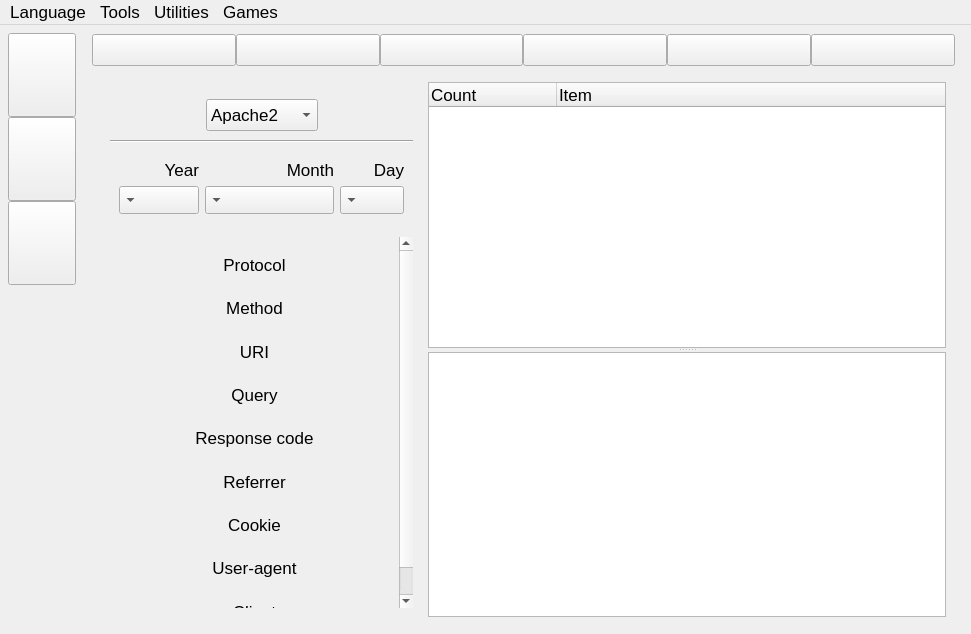
elB4RTO/LogDoctor, file logdoctor/mainwindow.ui: the form before one commit.
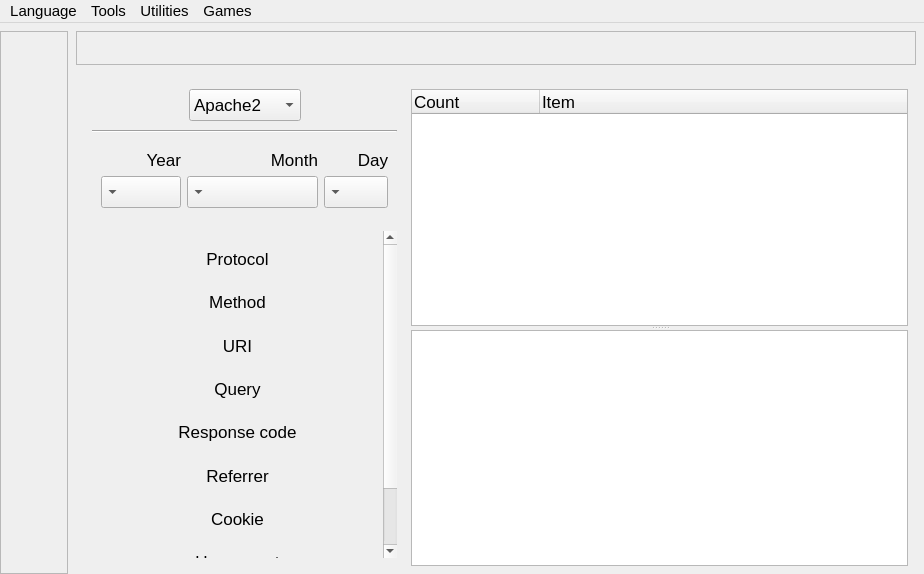
The form after the commit. The open tabs and pages were chosen to show the change. Icons and pictures are not drawn. Custom widgets are drawn as their Qt base class.

Patch:
```diff
--- a/logdoctor/mainwindow.ui
+++ b/logdoctor/mainwindow.ui
@@ -6,8 +6,8 @@
    <rect>
     <x>0</x>
     <y>0</y>
-    <width>971</width>
-    <height>634</height>
+    <width>924</width>
+    <height>574</height>
    </rect>
   </property>
   <property name="sizePolicy">
@@ -34,32 +34,44 @@
     </sizepolicy>
    </property>
    <layout class="QHBoxLayout" name="horizontalLayout_8">
+    <property name="spacing">
+     <number>0</number>
+    </property>
     <property name="leftMargin">
-     <number>8</number>
+     <number>0</number>
     </property>
     <property name="topMargin">
      <number>8</number>
     </property>
     <property name="rightMargin">
-     <number>8</number>
+     <number>0</number>
     </property>
     <property name="bottomMargin">
-     <number>8</number>
+     <number>0</number>
     </property>
     <item>
      <widget class="QFrame" name="frame_Tabs_Buttons">
       <property name="minimumSize">
        <size>
-        <width>70</width>
+        <width>68</width>
         <height>0</height>
        </size>
       </property>
       <property name="maximumSize">
        <size>
-        <width>70</width>
+        <width>68</width>
         <height>16777215</height>
        </size>
       </property>
+      <property name="frameShape">
+       <enum>QFrame::StyledPanel</enum>
+      </property>
+      <property name="frameShadow">
+       <enum>QFrame::Sunken</enum>
+      </property>
+      <property name="lineWidth">
+       <number>0</number>
+      </property>
       <layout class="QVBoxLayout" name="verticalLayout_20">
        <property name="spacing">
         <number>0</number>
@@ -99,6 +111,9 @@
            <height>64</height>
           </size>
          </property>
+         <property name="flat">
+          <bool>true</bool>
+         </property>
         </widget>
        </item>
        <item>
@@ -124,6 +139,9 @@
            <height>64</height>
           </size>
          </property>
+         <property name="flat">
+          <bool>true</bool>
+         </property>
         </widget>
        </item>
        <item>
@@ -149,6 +167,9 @@
            <height>64</height>
           </size>
          </property>
+         <property name="flat">
+          <bool>true</bool>
+         </property>
         </widget>
        </item>
        <item>
@@ -2300,6 +2321,18 @@
           </widget>
           <widget class="QWidget" name="StatsTabsPage3">
            <layout class="QGridLayout" name="gridLayout_4">
+            <property name="leftMargin">
+             <number>8</number>
+            </property>
+            <property name="topMargin">
+             <number>18</number>
+            </property>
+            <property name="rightMargin">
+             <number>8</number>
+            </property>
+            <property name="bottomMargin">
+             <number>8</number>
+            </property>
             <item row="0" column="1">
              <widget class="QSplitter" name="splitter_StatsCount">
               <property name="orientation">
@@ -2382,225 +2415,19 @@
                </size>
               </property>
               <layout class="QGridLayout" name="gridLayout_6">
-               <item row="0" column="0" colspan="3">
-                <spacer name="spacer_StatsCount_1">
-                 <property name="orientation">
-                  <enum>Qt::Vertical</enum>
-                 </property>
-                 <property name="sizeType">
-                  <enum>QSizePolicy::Fixed</enum>
-                 </property>
-                 <property name="sizeHint" stdset="0">
-                  <size>
-                   <width>298</width>
-                   <height>8</height>
-                  </size>
-                 </property>
-                </spacer>
-               </item>
-               <item row="1" column="0">
-                <spacer name="spacer_StatsCount_2">
-                 <property name="orientation">
-                  <enum>Qt::Horizontal</enum>
-                 </property>
-                 <property name="sizeHint" stdset="0">
-                  <size>
-                   <width>40</width>
-                   <height>20</height>
-                  </size>
-                 </property>
-                </spacer>
-               </item>
-               <item row="1" column="1">
-                <widget class="QComboBox" name="box_StatsCount_WebServer">
-                 <property name="minimumSize">
-                  <size>
-                   <width>112</width>
-                   <height>32</height>
-                  </size>
-                 </property>
-                 <property name="maximumSize">
-                  <size>
-                   <width>112</width>
-                   <height>32</height>
-                  </size>
-                 </property>
-                 <property name="font">
-                  <font>
-                   <pointsize>13</pointsize>
-                  </font>
-                 </property>
-                 <property name="toolTip">
-                  <string>Select a Web Server</string>
-                 </property>
-                 <property name="sizeAdjustPolicy">
-                  <enum>QComboBox::AdjustToContents</enum>
-                 </property>
-                 <item>
-                  <property name="text">
-                   <string>Apache2</string>
-                  </property>
-                 </item>
-                 <item>
-                  <property name="text">
-                   <string>Nginx</string>
-                  </property>
-                 </item>
-                 <item>
-                  <property name="text">
-                   <string>IIS</string>
-                  </property>
-                 </item>
-                </widget>
-               </item>
-               <item row="1" column="2">
-                <spacer name="spacer_StatsCount_3">
-                 <property name="orientation">
-                  <enum>Qt::Horizontal</enum>
-                 </property>
-                 <property name="sizeHint" stdset="0">
-                  <size>
-                   <width>40</width>
-                   <height>20</height>
-                  </size>
-                 </property>
-                </spacer>
-               </item>
-               <item row="2" column="0" colspan="3">
-                <widget class="Line" name="gline_StatsCount_1">
-                 <property name="minimumSize">
-                  <size>
-                   <width>0</width>
-                   <height>8</height>
-                  </size>
-                 </property>
-                 <property name="orientation">
-                  <enum>Qt::Horizontal</enum>
-                 </property>
-                </widget>
-               </item>
-               <item row="3" column="0" colspan="3">
-                <widget class="QFrame" name="frame_StatsCount_Date">
-                 <layout class="QGridLayout" name="gridLayout_5">
-                  <item row="2" column="0">
-                   <widget class="QComboBox" name="box_StatsCount_Year">
-                    <property name="maximumSize">
-                     <size>
-                      <width>80</width>
-                      <height>32</height>
-                     </size>
-                    </property>
-                    <property name="font">
-                     <font>
-                      <pointsize>13</pointsize>
-                     </font>
-                    </property>
-                    <property name="layoutDirection">
-                     <enum>Qt::RightToLeft</enum>
-                    </property>
-                   </widget>
-                  </item>
-                  <item row="2" column="1">
-                   <widget class="QComboBox" name="box_StatsCount_Month">
-                    <property name="maximumSize">
-                     <size>
-                      <width>16777215</width>
-                      <height>32</height>
-                     </size>
-                    </property>
-                    <property name="font">
-                     <font>
-                      <pointsize>13</pointsize>
-                     </font>
-                    </property>
-                    <property name="layoutDirection">
-                     <enum>Qt::RightToLeft</enum>
-                    </property>
-                   </widget>
-                  </item>
-                  <item row="1" column="2">
-                   <widget class="QLabel" name="label_StatsCount_Day">
-                    <property name="font">
-                     <font>
-                      <pointsize>13</pointsize>
-                     </font>
-                    </property>
-                    <property name="text">
-                     <string>Day</string>
-                    </property>
-                    <property name="alignment">
-                     <set>Qt::AlignRight|Qt::AlignTrailing|Qt::AlignVCenter</set>
-                    </property>
-                   </widget>
-                  </item>
-                  <item row="1" column="0">
-                   <widget class="QLabel" name="label_StatsCount_Year">
-                    <property name="font">
-                     <font>
-                      <pointsize>13</pointsize>
-                     </font>
-                    </property>
-                    <property name="text">
-                     <string>Year</string>
-                    </property>
-                    <property name="alignment">
-                     <set>Qt::AlignRight|Qt::AlignTrailing|Qt::AlignVCenter</set>
-                    </property>
-                   </widget>
-                  </item>
-                  <item row="2" column="2">
-                   <widget class="QComboBox" name="box_StatsCount_Day">
-                    <property name="maximumSize">
-                     <size>
-                      <width>64</width>
-                      <height>32</height>
-                     </size>
-                    </property>
-                    <property name="font">
-                     <font>
-                      <pointsize>13</pointsize>
-                     </font>
-                    </property>
-                    <property name="layoutDirection">
-                     <enum>Qt::RightToLeft</enum>
-                    </property>
-                   </widget>
-                  </item>
-                  <item row="1" column="1">
-                   <widget class="QLabel" name="label_StatsCount_Month">
-                    <property name="font">
-                     <font>
-                      <pointsize>13</pointsize>
-                     </font>
-                    </property>
-                    <property name="text">
-                     <string>Month</string>
-                    </property>
-                    <property name="alignment">
-                     <set>Qt::AlignRight|Qt::AlignTrailing|Qt::AlignVCenter</set>
-                    </property>
-                   </widget>
-                  </item>
-                 </layout>
-                </widget>
-               </item>
+               <property name="leftMargin">
+                <number>8</number>
+               </property>
+               <property name="topMargin">
+                <number>0</number>
+               </property>
+               <property name="rightMargin">
+                <number>8</number>
+               </property>
+               <property name="bottomMargin">
+                <number>8</number>
+               </property>
                <item row="4" column="0" colspan="3">
-                <spacer name="spacer_StatsCount_4">
-                 <property name="orientation">
-                  <enum>Qt::Vertical</enum>
-                 </property>
-                 <property name="sizeType">
-                  <enum>QSizePolicy::Fixed</enum>
-                 </property>
-                 <property name="sizeHint" stdset="0">
-                  <size>
-                   <width>298</width>
-                   <height>8</height>
-                  </size>
-                 </property>
-                </spacer>
-               </item>
-               <item row="5" column="0" colspan="3">
                 <widget class="QScrollArea" name="scrollArea_StatsCount">
                  <property name="frameShape">
                   <enum>QFrame::NoFrame</enum>
@@ -2617,7 +2444,7 @@
                  <widget class="QWidget" name="scrollAreaContent_StatsCount">
                   <property name="geometry">
                    <rect>
-                    <x>13</x>
+                    <x>14</x>
                     <y>0</y>
                     <width>263</width>
                     <height>402</height>
@@ -2931,6 +2758,226 @@
                  </widget>
                 </widget>
                </item>
+               <item row="0" column="1">
+                <widget class="QComboBox" name="box_StatsCount_WebServer">
+                 <property name="minimumSize">
+                  <size>
+                   <width>112</width>
+                   <height>32</height>
+                  </size>
+                 </property>
+                 <property name="maximumSize">
+                  <size>
+                   <width>112</width>
+                   <height>32</height>
+                  </size>
+                 </property>
+                 <property name="font">
+                  <font>
+                   <pointsize>13</pointsize>
+                  </font>
+                 </property>
+                 <property name="toolTip">
+                  <string>Select a Web Server</string>
+                 </property>
+                 <property name="sizeAdjustPolicy">
+                  <enum>QComboBox::AdjustToContents</enum>
+                 </property>
+                 <item>
+                  <property name="text">
+                   <string>Apache2</string>
+                  </property>
+                 </item>
+                 <item>
+                  <property name="text">
+                   <string>Nginx</string>
+                  </property>
+                 </item>
+                 <item>
+                  <property name="text">
+                   <string>IIS</string>
+                  </property>
+                 </item>
+                </widget>
+               </item>
+               <item row="1" column="0" colspan="3">
+                <widget class="Line" name="gline_StatsCount_1">
+                 <property name="minimumSize">
+                  <size>
+                   <width>0</width>
+                   <height>8</height>
+                  </size>
+                 </property>
+                 <property name="orientation">
+                  <enum>Qt::Horizontal</enum>
+                 </property>
+                </widget>
+               </item>
+               <item row="0" column="2">
+                <spacer name="spacer_StatsCount_3">
+                 <property name="orientation">
+                  <enum>Qt::Horizontal</enum>
+                 </property>
+                 <property name="sizeHint" stdset="0">
+                  <size>
+                   <width>40</width>
+                   <height>20</height>
+                  </size>
+                 </property>
+                </spacer>
+               </item>
+               <item row="2" column="0" colspan="3">
+                <widget class="QFrame" name="frame_StatsCount_Date">
+                 <layout class="QGridLayout" name="gridLayout_5">
+                  <item row="2" column="0">
+                   <widget class="QComboBox" name="box_StatsCount_Year">
+                    <property name="minimumSize">
+                     <size>
+                      <width>0</width>
+                      <height>32</height>
+                     </size>
+                    </property>
+                    <property name="maximumSize">
+                     <size>
+                      <width>80</width>
+                      <height>32</height>
+                     </size>
+                    </property>
+                    <property name="font">
+                     <font>
+                      <pointsize>13</pointsize>
+                     </font>
+                    </property>
+                    <property name="layoutDirection">
+                     <enum>Qt::RightToLeft</enum>
+                    </property>
+                   </widget>
+                  </item>
+                  <item row="2" column="1">
+                   <widget class="QComboBox" name="box_StatsCount_Month">
+                    <property name="minimumSize">
+                     <size>
+                      <width>120</width>
+                      <height>32</height>
+                     </size>
+                    </property>
+                    <property name="maximumSize">
+                     <size>
+                      <width>16777215</width>
+                      <height>32</height>
+                     </size>
+                    </property>
+                    <property name="font">
+                     <font>
+                      <pointsize>13</pointsize>
+                     </font>
+                    </property>
+                    <property name="layoutDirection">
+                     <enum>Qt::RightToLeft</enum>
+                    </property>
+                   </widget>
+                  </item>
+                  <item row="1" column="2">
+                   <widget class="QLabel" name="label_StatsCount_Day">
+                    <property name="font">
+                     <font>
+                      <pointsize>13</pointsize>
+                     </font>
+                    </property>
+                    <property name="text">
+                     <string>Day</string>
+                    </property>
+                    <property name="alignment">
+                     <set>Qt::AlignRight|Qt::AlignTrailing|Qt::AlignVCenter</set>
+                    </property>
+                   </widget>
+                  </item>
+                  <item row="1" column="0">
+                   <widget class="QLabel" name="label_StatsCount_Year">
+                    <property name="font">
+                     <font>
+                      <pointsize>13</pointsize>
+                     </font>
+                    </property>
+                    <property name="text">
+                     <string>Year</string>
+                    </property>
+                    <property name="alignment">
+                     <set>Qt::AlignRight|Qt::AlignTrailing|Qt::AlignVCenter</set>
+                    </property>
+                   </widget>
+                  </item>
+                  <item row="2" column="2">
+                   <widget class="QComboBox" name="box_StatsCount_Day">
+                    <property name="minimumSize">
+                     <size>
+                      <width>0</width>
+                      <height>32</height>
+                     </size>
+                    </property>
+                    <property name="maximumSize">
+                     <size>
+                      <width>64</width>
+                      <height>32</height>
+                     </size>
+                    </property>
+                    <property name="font">
+                     <font>
+                      <pointsize>13</pointsize>
+                     </font>
+                    </property>
+                    <property name="layoutDirection">
+                     <enum>Qt::RightToLeft</enum>
+                    </property>
+                   </widget>
+                  </item>
+                  <item row="1" column="1">
+                   <widget class="QLabel" name="label_StatsCount_Month">
+                    <property name="font">
+                     <font>
+                      <pointsize>13</pointsize>
+                     </font>
+                    </property>
+                    <property name="text">
+                     <string>Month</string>
+                    </property>
+                    <property name="alignment">
+                     <set>Qt::AlignRight|Qt::AlignTrailing|Qt::AlignVCenter</set>
+                    </property>
+                   </widget>
+                  </item>
+                 </layout>
+                </widget>
+               </item>
+               <item row="3" column="0" colspan="3">
+                <spacer name="spacer_StatsCount_4">
+                 <property name="orientation">
+                  <enum>Qt::Vertical</enum>
+                 </property>
+                 <property name="sizeType">
+                  <enum>QSizePolicy::Fixed</enum>
+                 </property>
+                 <property name="sizeHint" stdset="0">
+                  <size>
+                   <width>298</width>
+                   <height>8</height>
+                  </size>
+                 </property>
+                </spacer>
+               </item>
+               <item row="0" column="0">
+                <spacer name="spacer_StatsCount_2">
+                 <property name="orientation">
+                  <enum>Qt::Horizontal</enum>
+                 </property>
+                 <property name="sizeHint" stdset="0">
+                  <size>
+                   <width>40</width>
+                   <height>20</height>
+                  </size>
+                 </property>
+                </spacer>
+               </item>
               </layout>
              </widget>
             </item>
@@ -5186,6 +5233,12 @@
             <height>34</height>
            </size>
           </property>
+          <property name="frameShape">
+           <enum>QFrame::StyledPanel</enum>
+          </property>
+          <property name="frameShadow">
+           <enum>QFrame::Sunken</enum>
+          </property>
           <layout class="QHBoxLayout" name="horizontalLayout_10">
            <property name="spacing">
             <number>0</number>
@@ -5225,6 +5278,9 @@
                <height>32</height>
               </size>
              </property>
+             <property name="flat">
+              <bool>true</bool>
+             </property>
             </widget>
            </item>
            <item>
@@ -5250,6 +5306,9 @@
                <height>32</height>
               </size>
              </property>
+             <property name="flat">
+              <bool>true</bool>
+             </property>
             </widget>
            </item>
            <item>
@@ -5275,6 +5334,9 @@
                <height>32</height>
               </size>
              </property>
+             <property name="flat">
+              <bool>true</bool>
+             </property>
             </widget>
            </item>
            <item>
@@ -5300,6 +5362,9 @@
                <height>32</height>
               </size>
              </property>
+             <property name="flat">
+              <bool>true</bool>
+             </property>
             </widget>
            </item>
            <item>
@@ -5325,6 +5390,9 @@
                <height>32</height>
               </size>
              </property>
+             <property name="flat">
+              <bool>true</bool>
+             </property>
             </widget>
            </item>
            <item>
@@ -5350,6 +5418,9 @@
                <height>32</height>
               </size>
              </property>
+             <property name="flat">
+              <bool>true</bool>
+             </property>
             </widget>
            </item>
           </layout>
@@ -10708,13 +10779,13 @@
     <rect>
      <x>0</x>
      <y>0</y>
-     <width>971</width>
+     <width>924</width>
      <height>26</height>
     </rect>
    </property>
    <property name="font">
     <font>
-     <pointsize>13</pointsize>
+     <pointsize>11</pointsize>
     </font>
    </property>
    <widget class="QMenu" name="menuLanguage">
@@ -10729,7 +10800,7 @@
    <widget class="QMenu" name="menuUtilities">
     <property name="font">
      <font>
-      <pointsize>13</pointsize>
+      <pointsize>10</pointsize>
      </font>
     </property>
     <property name="title">
@@ -10739,12 +10810,22 @@
     <addaction name="actionCheckUpdates"/>
    </widget>
    <widget class="QMenu" name="menuTools">
+    <property name="font">
+     <font>
+      <pointsize>10</pointsize>
+     </font>
+    </property>
     <property name="title">
      <string>Tools</string>
     </property>
     <addaction name="actionBlockNote"/>
    </widget>
    <widget class="QMenu" name="menuGames">
+    <property name="font">
+     <font>
+      <pointsize>10</pointsize>
+     </font>
+    </property>
     <property name="title">
      <string>Games</string>
     </property>
```
Left out of the diff: 914 changed lines with no effect on the pictures.
